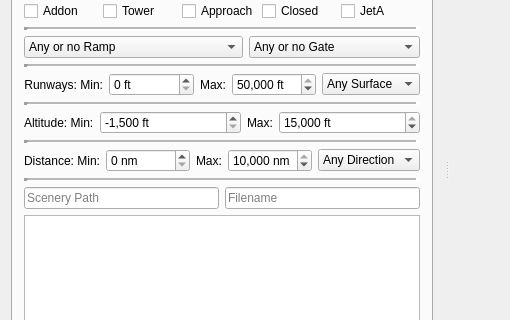
First picture: the form in src/gui/mainwindow.ui, repository albar965/littlenavmap, before the edit; both pictures show x 0 to 510 and y 200 to 520 of the 1015 by 711 pixel window.
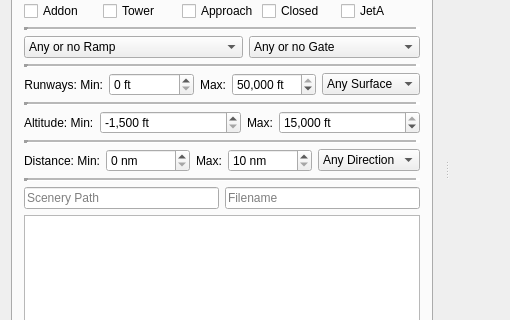
Second picture: the form after the edit. Icons and pictures are not drawn.

The edit to the form file:
```diff
--- a/src/gui/mainwindow.ui
+++ b/src/gui/mainwindow.ui
@@ -753,12 +753,18 @@
              </item>
              <item>
               <widget class="QSpinBox" name="spinBoxAirportDistMaxSearch">
+               <property name="specialValueText">
+                <string/>
+               </property>
                <property name="showGroupSeparator" stdset="0">
                 <bool>true</bool>
                </property>
                <property name="suffix">
                 <string> nm</string>
                </property>
+               <property name="minimum">
+                <number>10</number>
+               </property>
                <property name="maximum">
                 <number>10000</number>
                </property>
@@ -766,7 +772,7 @@
                 <number>100</number>
                </property>
                <property name="value">
-                <number>10000</number>
+                <number>10</number>
                </property>
               </widget>
              </item>
```
Left out of the diff: 6 changed lines with no effect on the pictures.
